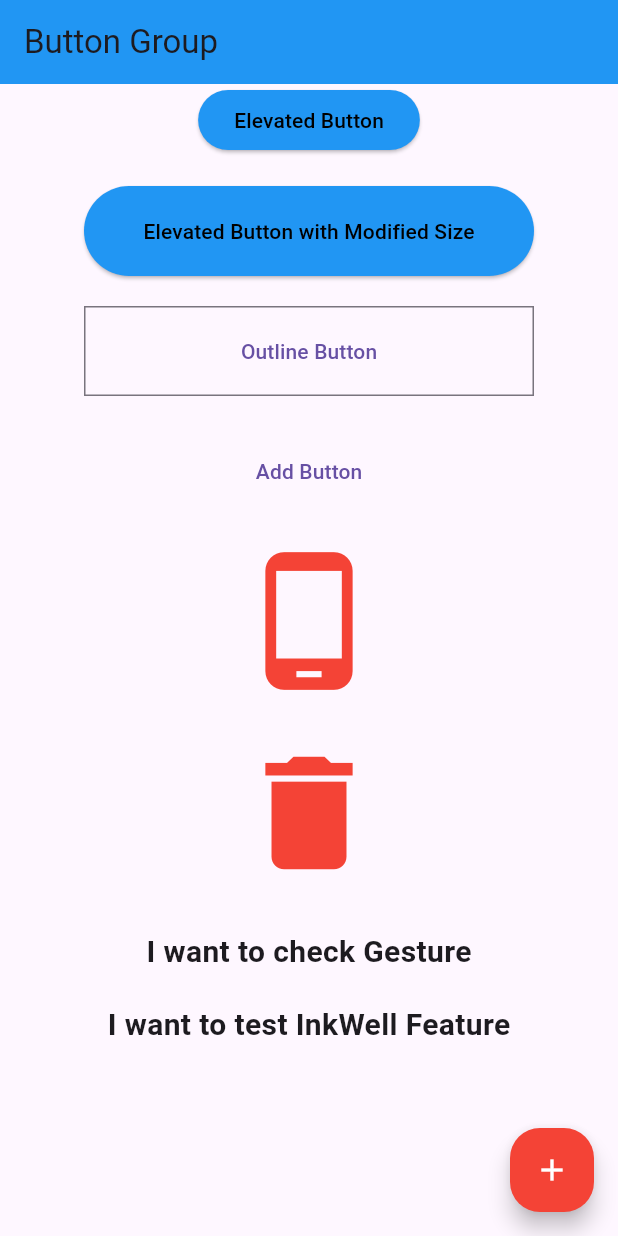
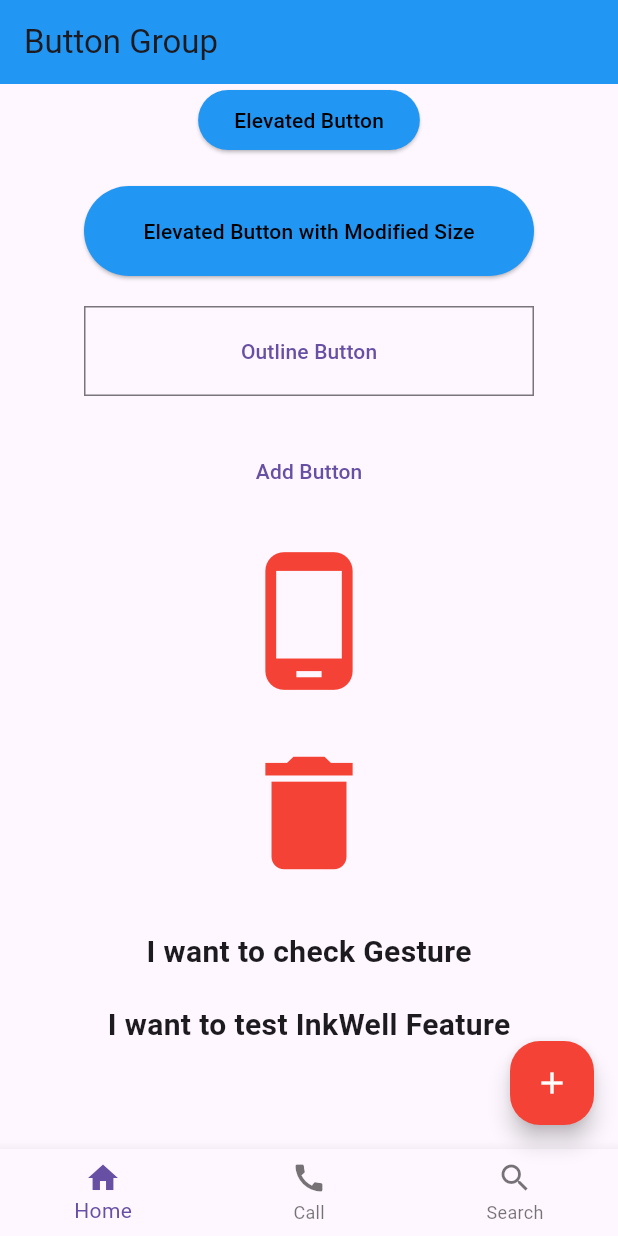
Before and after one commit to emtioushossain/flutter_learing_practice, a Flutter app: the screen it shows after launch, on a phone screen of 412 x 824 dp. Run offline on Flutter 3.47's test engine with Material 3 defaults, Android fonts, the light colour scheme and no system bars.

Commit message:
module_7_Button_part-3

```diff
--- a/lib/app.dart
+++ b/lib/app.dart
@@ -1,6 +1,5 @@
 import 'package:flutter/material.dart';
 import 'package:flutter_learing_practice/class_7/class_3_button.dart';
-import 'package:flutter_learing_practice/home.dart';
 
 class MyApp extends StatelessWidget {
   const MyApp({super.key});
--- /dev/null
+++ b/lib/class_7/bottom_navigationbar.dart
@@ -0,0 +1,24 @@
+import 'package:flutter/material.dart';
+
+class BottomNavigationbar extends StatefulWidget {
+  const BottomNavigationbar({super.key});
+
+  @override
+  State<BottomNavigationbar> createState() => _BottomNavigationbarState();
+}
+
+class _BottomNavigationbarState extends State<BottomNavigationbar> {
+  @override
+  Widget build(BuildContext context) {
+    return Scaffold(
+      bottomNavigationBar: BottomNavigationBar(items:
+      [
+        BottomNavigationBarItem(icon: Icon(Icons.home), label: 'Home',),
+        BottomNavigationBarItem(icon: Icon(Icons.call), label: 'Call',),
+        BottomNavigationBarItem(icon: Icon(Icons.search), label: 'Search',),
+
+      ]
+      ),
+    );
+  }
+}
--- a/lib/class_7/class_3_button.dart
+++ b/lib/class_7/class_3_button.dart
@@ -1,4 +1,6 @@
 import 'package:flutter/material.dart';
+//import 'bottom_navigationbar.dart';
+
 class ButtonGroup extends StatelessWidget {
   const ButtonGroup({super.key});
 
@@ -120,6 +122,15 @@ class ButtonGroup extends StatelessWidget {
           print("Adding with Floating button");
         },
       ),
-    );
+      //bottomNavigationBar: BottomNavigationbar()
+      bottomNavigationBar: BottomNavigationBar(items:
+      [
+        BottomNavigationBarItem(icon: Icon(Icons.home), label: 'Home',),
+        BottomNavigationBarItem(icon: Icon(Icons.call), label: 'Call',),
+        BottomNavigationBarItem(icon: Icon(Icons.search), label: 'Search',),
+
+      ]
+      ),
+      );
   }
 }
--- a/lib/home.dart
+++ b/lib/home.dart
@@ -1,4 +1,5 @@
 import 'package:flutter/material.dart';
+
 
 class Home extends StatelessWidget {
   const Home({super.key});
```
